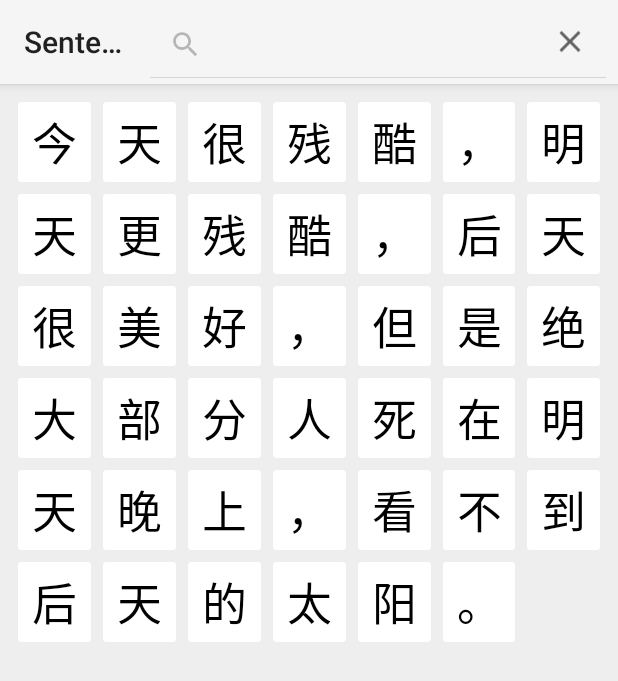
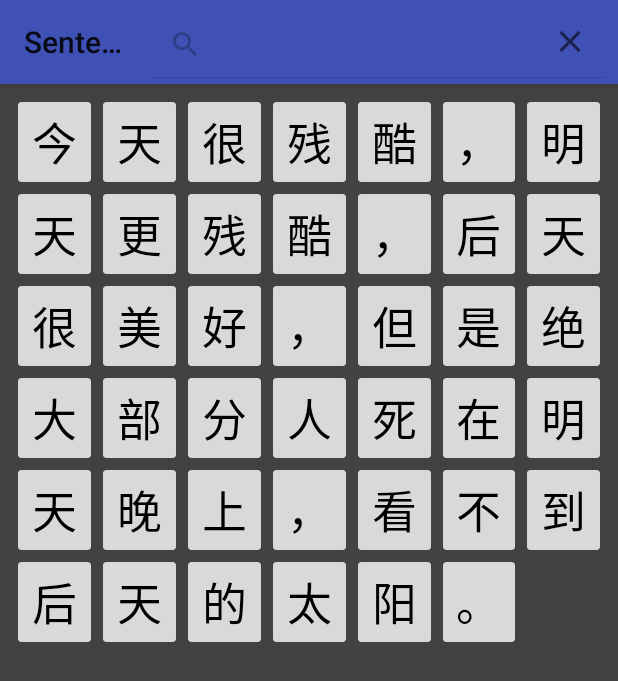
Before and after one commit to anhtuan23/SDictionary, an Android app: the screen it shows after launch (MainActivity), on a phone screen of 412 x 824 dp. Shown: the top 681 px of the screen. Run offline under Robolectric (Android 15) with nearby library versions, the phone set to English and light mode, and no system bars.

Commit message:
make card view transparent and add background, accent color ...

```diff
--- a/app/src/main/java/com/dotakoubou/sentencedictionary/Helper/WordListHelper.java
+++ b/app/src/main/java/com/dotakoubou/sentencedictionary/Helper/WordListHelper.java
@@ -17,6 +17,7 @@ public class WordListHelper {
 
     public static void buildWordListFromRawText(String text) {
         wordList.clear();
+        text = text.replaceAll("\\s+","");//remove all whitespace
         for (char c : text.toCharArray()) {
             wordList.add(String.valueOf(c));
         }
--- a/app/src/main/res/layout/recycler_view_autofit_drag_select.xml
+++ b/app/src/main/res/layout/recycler_view_autofit_drag_select.xml
@@ -1,10 +1,22 @@
-<com.dotakoubou.sentencedictionary.RecyclerView.AutofitRecyclerView
-    xmlns:android="http://schemas.android.com/apk/res/android"
-    android:id="@+id/recycler_view"
+<LinearLayout xmlns:android="http://schemas.android.com/apk/res/android"
     android:layout_width="match_parent"
     android:layout_height="match_parent"
-    android:padding="8dp"
-    android:columnWidth="58dp"
-    android:clipToPadding="false"
-    android:background="@color/colorBackground"
-    android:scrollbars="vertical"/>
+    android:background="@color/cardview_dark_background">
+
+    <FrameLayout
+        android:layout_width="match_parent"
+        android:layout_height="match_parent">
+
+        <com.dotakoubou.sentencedictionary.RecyclerView.AutofitRecyclerView
+            android:id="@+id/recycler_view"
+            android:layout_width="match_parent"
+            android:layout_height="match_parent"
+
+            android:clipToPadding="false"
+            android:columnWidth="58dp"
+            android:padding="8dp"
+            android:scrollbars="vertical"/>
+
+    </FrameLayout>
+
+</LinearLayout>
--- a/app/src/main/res/layout/recycler_view_cell.xml
+++ b/app/src/main/res/layout/recycler_view_cell.xml
@@ -12,8 +12,8 @@
 
     <TextView
         android:id="@+id/word"
-        android:layout_width="match_parent"
-        android:layout_height="match_parent"
+        android:layout_width="wrap_content"
+        android:layout_height="wrap_content"
         android:textSize="30sp"
         android:padding="4dp"
         android:textStyle="normal"
--- a/app/src/main/res/values/colors.xml
+++ b/app/src/main/res/values/colors.xml
@@ -7,6 +7,6 @@
 
     <color name="grid_label_text_normal">#000</color>
     <color name="grid_label_text_selected">#FFF</color>
-    <color name="grid_background_normal">#FFF</color>
-    <color name="grid_background_selected">#AAA</color>
+    <color name="grid_background_normal">#CCFFFFFF</color>
+    <color name="grid_background_selected">#CCAAAAAA</color>
 </resources>
--- a/app/src/main/res/values/styles.xml
+++ b/app/src/main/res/values/styles.xml
@@ -2,7 +2,9 @@
 
     <!-- Base application theme. -->
     <style name="AppTheme" parent="android:Theme.Material.Light">
-        <!-- Customize your theme here. -->
+        <item name="android:colorPrimary">@color/colorPrimary</item>
+        <item name="android:colorPrimaryDark">@color/colorPrimaryDark</item>
+        <item name="android:colorAccent">@color/colorAccent</item>
     </style>
 
 </resources>
```
Also changed, not shown: app/src/main/me_background-web.png (added).
